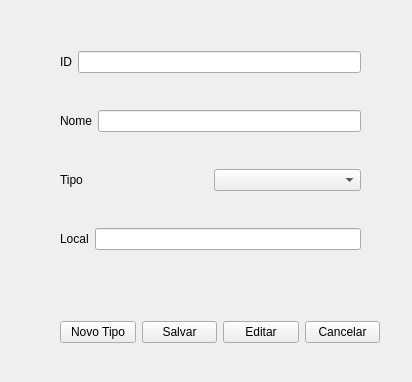
Qt form cadastrodispositivo.ui (brunosr1985/TCC_NayBru) before a commit.
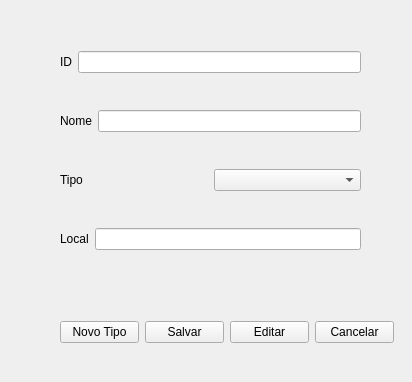
The same form after that commit.

Commit message:
Combo box atualizado
Combo box de status do chamado e tipo de dispositivo para chamados e dispositivos novos atualiza conforme o banco

What changed in the file:
```diff
--- a/cadastrodispositivo.ui
+++ b/cadastrodispositivo.ui
@@ -18,7 +18,7 @@
     <rect>
      <x>60</x>
      <y>320</y>
-     <width>320</width>
+     <width>334</width>
      <height>25</height>
     </rect>
    </property>
```
Left out of the diff: 2 changed lines with no effect on the pictures. The commit also changes 6 other files.
